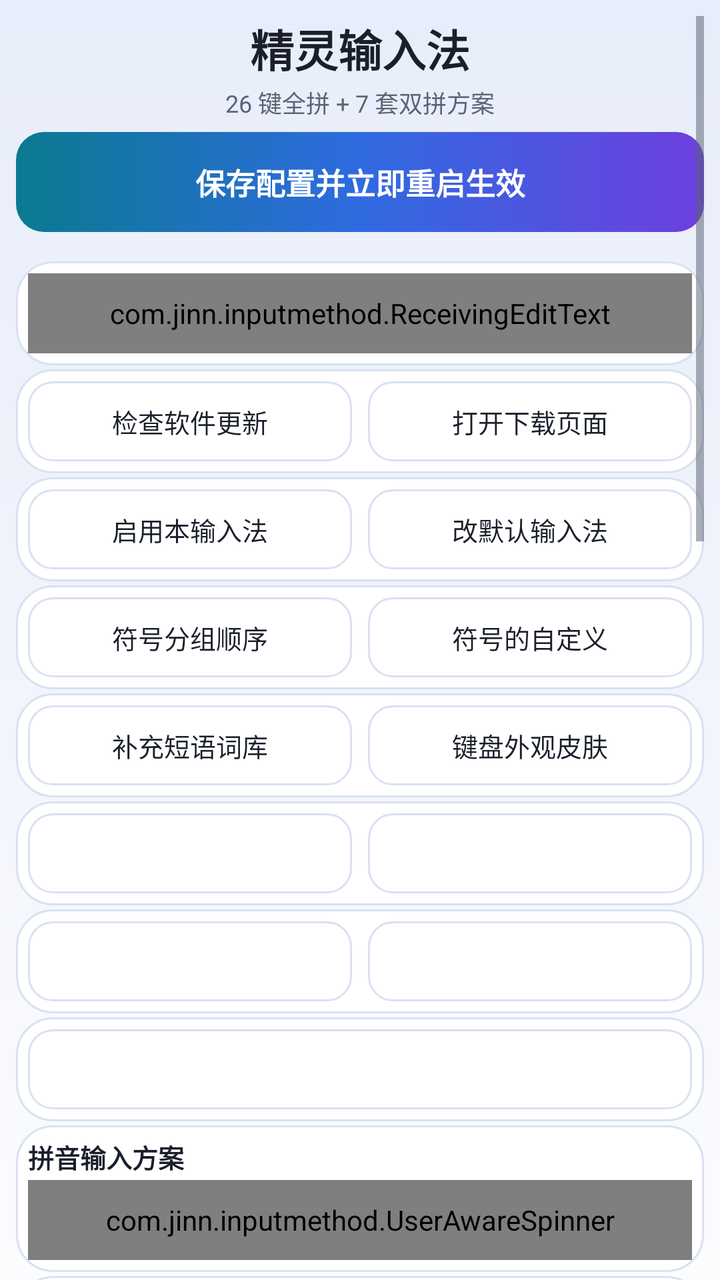
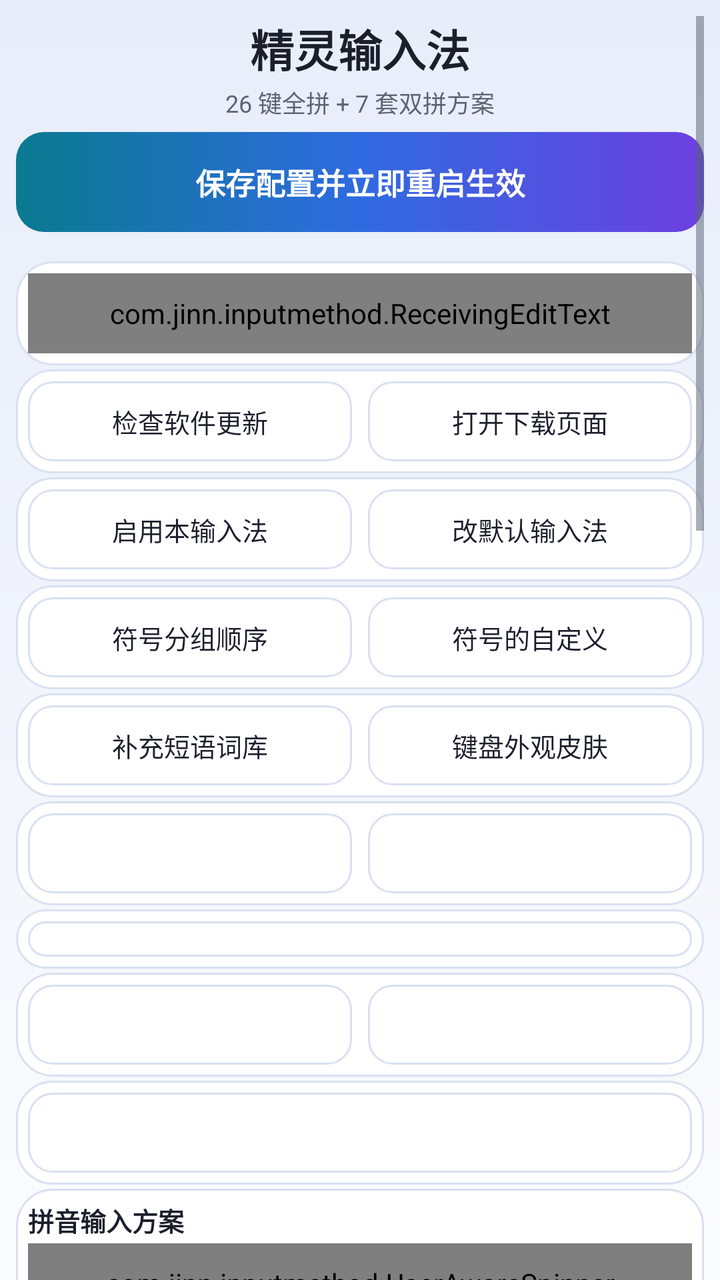

Before-and-after screenshots of an Android layout around one commit, followed by the original layout XML and the change that was made.
<!-- AndroidManifest.xml: application theme AppTheme -->
<!-- res/layout/activity_settings.xml -->
<?xml version="1.0" encoding="utf-8"?>
<ScrollView xmlns:android="http://schemas.android.com/apk/res/android"
    style="@style/PageRoot"
    xmlns:tools="http://schemas.android.com/tools"
    android:overScrollMode="never"
    tools:ignore="TooManyViews">

    <LinearLayout
        android:layout_width="match_parent"
        android:layout_height="wrap_content"
        android:orientation="vertical">

        
        <TextView
            style="@style/PageHeroTitle"
            android:text="@string/settings_title" />

        <TextView
            android:layout_width="match_parent"
            android:layout_height="wrap_content"
            android:layout_marginTop="2dp"
            android:layout_marginBottom="6dp"
            android:gravity="center"
            android:text="@string/settings_subtitle"
            android:textColor="@color/text_secondary"
            android:textSize="12sp" />

        
        <Button
            style="@style/SettingsButtonPrimary"
            android:id="@+id/btn_save"
            android:layout_marginBottom="0dp"
            android:text="@string/settings_save" />

        <TextView
            android:id="@+id/text_test"
            android:layout_width="match_parent"
            android:layout_height="wrap_content"
            android:layout_marginTop="-2dp"
            android:layout_marginBottom="0dp"
            android:gravity="center"
            android:textColor="@color/text_secondary"
            android:textSize="12sp" />

        
        <LinearLayout
            style="@style/SettingsCard">

            <com.jinn.inputmethod.ReceivingEditText
                style="@style/SettingsField"
                android:id="@+id/edit_ime_test"
                android:layout_width="match_parent"
                android:hint="@string/settings_ime_test_hint"
                android:importantForAutofill="no"
                android:imeOptions="actionDone"
                android:inputType="textMultiLine|textCapSentences"
                android:maxLines="3"/>
        </LinearLayout>

        
        <LinearLayout
            style="@style/SettingsCardRow">

            <Button
                style="@style/SettingsButton"
                android:id="@+id/btn_check_update"
                android:layout_width="0dp"
                android:layout_weight="1"
                android:minWidth="0dp"
                android:text="@string/settings_check_update" />

            <Button
                style="@style/SettingsButton"
                android:id="@+id/btn_update_download"
                android:layout_width="0dp"
                android:layout_marginStart="8dp"
                android:layout_weight="1"
                android:minWidth="0dp"
                android:text="@string/update_download_page" />
        </LinearLayout>

        
        <LinearLayout
            style="@style/SettingsCardRow">

            <Button
                style="@style/SettingsButton"
                android:id="@+id/btn_enable"
                android:layout_width="0dp"
                android:layout_weight="1"
                android:minWidth="0dp"
                android:text="@string/settings_enable_ime" />

            <Button
                style="@style/SettingsButton"
                android:id="@+id/btn_pick"
                android:layout_width="0dp"
                android:layout_marginStart="8dp"
                android:layout_weight="1"
                android:minWidth="0dp"
                android:text="@string/settings_pick_ime" />
        </LinearLayout>

        
        <LinearLayout
            style="@style/SettingsCardRow">

            <Button
                style="@style/SettingsButton"
                android:id="@+id/btn_symbol_order"
                android:layout_width="0dp"
                android:layout_weight="1"
                android:minWidth="0dp"
                android:text="@string/symbol_order_title" />

            <Button
                style="@style/SettingsButton"
                android:id="@+id/btn_edit_favorites"
                android:layout_width="0dp"
                android:layout_marginStart="8dp"
                android:layout_weight="1"
                android:minWidth="0dp"
                android:text="@string/favorite_entry_title" />
        </LinearLayout>

        
        <LinearLayout
            style="@style/SettingsCardRow">

            <Button
                style="@style/SettingsButton"
                android:id="@+id/btn_dict_expand"
                android:layout_width="0dp"
                android:layout_weight="1"
                android:minWidth="0dp"
                android:text="@string/dict_entry_button" />

            <Button
                style="@style/SettingsButton"
                android:id="@+id/btn_key_appearance"
                android:layout_width="0dp"
                android:layout_marginStart="8dp"
                android:layout_weight="1"
                android:minWidth="0dp"
                android:text="@string/key_appearance_entry" />
        </LinearLayout>

        
        <LinearLayout
            style="@style/SettingsCardRow">

            <Button
                style="@style/SettingsButton"
                android:id="@+id/btn_fuzzy_pinyin"
                android:layout_width="0dp"
                android:layout_weight="1"
                android:minWidth="0dp" />

            <Button
                style="@style/SettingsButton"
                android:id="@+id/btn_rare_chars"
                android:layout_width="0dp"
                android:layout_marginStart="8dp"
                android:layout_weight="1"
                android:minWidth="0dp" />
        </LinearLayout>

        
        <LinearLayout
            style="@style/SettingsCardRow">

            <Button
                style="@style/SettingsButton"
                android:id="@+id/btn_tap_sound"
                android:layout_width="0dp"
                android:layout_weight="1"
                android:minWidth="0dp" />

            <Button
                style="@style/SettingsButton"
                android:id="@+id/btn_clipboard_customize"
                android:layout_width="0dp"
                android:layout_marginStart="8dp"
                android:layout_weight="1"
                android:minWidth="0dp" />
        </LinearLayout>

        
        <LinearLayout
            style="@style/SettingsCardRow">

            <Button
                style="@style/SettingsButton"
                android:id="@+id/btn_gallery_settings"
                android:layout_width="0dp"
                android:layout_weight="1"
                android:minWidth="0dp" />
        </LinearLayout>

        
        <LinearLayout
            style="@style/SettingsCard">

            <LinearLayout
                android:layout_width="match_parent"
                android:layout_height="wrap_content"
                android:orientation="vertical">

                    <TextView
                        style="@style/SettingsFieldTitle"
                        android:text="@string/settings_shuangpin_scheme" />

                    <com.jinn.inputmethod.UserAwareSpinner
                        style="@style/SettingsField"
                        android:id="@+id/spinner_shuangpin"
                        android:layout_width="match_parent"
                        android:layout_marginTop="2dp"
                        android:spinnerMode="dropdown"/>

                    <TextView
                        style="@style/CardHint"
                        android:layout_width="match_parent"
                        android:layout_height="wrap_content"
                        android:layout_marginTop="2dp"
                        android:paddingStart="4dp"
                        android:paddingEnd="4dp"
                        android:visibility="gone"
                        android:text="@string/settings_shuangpin_scheme_desc"/>
            </LinearLayout>

        </LinearLayout>

        
        <LinearLayout
            style="@style/SettingsCardRow"
            android:baselineAligned="false">

            <LinearLayout
                android:layout_width="0dp"
                android:layout_height="wrap_content"
                android:layout_weight="1"
                android:orientation="vertical">

                <Switch
                    android:id="@+id/switch_user_learning"
                    android:layout_width="match_parent"
                    android:layout_height="wrap_content"
                    android:minHeight="40dp"
                    android:maxLines="2"
                    android:ellipsize="end"
                    android:text="@string/switch_user_learning"
                    android:textColor="@color/text_primary"
                    android:textSize="13sp" />

                <TextView
                    style="@style/CardHint"
                    android:layout_width="match_parent"
                    android:layout_height="wrap_content"
                    android:paddingStart="8dp"
                    android:paddingEnd="8dp"
                    android:text="@string/switch_user_learning_desc"/>
            </LinearLayout>

            <LinearLayout
                android:layout_width="0dp"
                android:layout_height="wrap_content"
                android:layout_marginStart="8dp"
                android:layout_weight="1"
                android:orientation="vertical">

                <Switch
                    android:id="@+id/switch_predict"
                    android:layout_width="match_parent"
                    android:layout_height="wrap_content"
                    android:minHeight="40dp"
                    android:maxLines="2"
                    android:ellipsize="end"
                    android:text="@string/switch_predict"
                    android:textColor="@color/text_primary"
                    android:textSize="13sp" />

                <TextView
                    style="@style/CardHint"
                    android:layout_width="match_parent"
                    android:layout_height="wrap_content"
                    android:paddingStart="8dp"
                    android:paddingEnd="8dp"
                    android:text="@string/switch_predict_desc"/>
            </LinearLayout>
        </LinearLayout>

        
        <LinearLayout
            style="@style/SettingsCardRow"
            android:baselineAligned="false">

            <LinearLayout
                android:layout_width="0dp"
                android:layout_height="wrap_content"
                android:layout_weight="1"
                android:orientation="vertical">

                <Switch
                    android:id="@+id/switch_auto_show_keyboard"
                    android:layout_width="match_parent"
                    android:layout_height="wrap_content"
                    android:minHeight="40dp"
                    android:maxLines="2"
                    android:ellipsize="end"
                    android:text="@string/switch_auto_show_keyboard"
                    android:textColor="@color/text_primary"
                    android:textSize="13sp" />

                <TextView
                    style="@style/CardHint"
                    android:layout_width="match_parent"
                    android:layout_height="wrap_content"
                    android:paddingStart="8dp"
                    android:paddingEnd="8dp"
                    android:text="@string/switch_auto_show_keyboard_desc"/>
            </LinearLayout>

            <LinearLayout
                android:layout_width="0dp"
                android:layout_height="wrap_content"
                android:layout_marginStart="8dp"
                android:layout_weight="1"
                android:orientation="vertical">

                <Switch
                    android:id="@+id/switch_use_traditional"
                    android:layout_width="match_parent"
                    android:layout_height="wrap_content"
                    android:minHeight="40dp"
                    android:maxLines="2"
                    android:ellipsize="end"
                    android:textColor="@color/text_primary"
                    android:textSize="13sp" />

                <TextView
                    style="@style/CardHint"
                    android:id="@+id/text_use_traditional_desc"
                    android:layout_width="match_parent"
                    android:layout_height="wrap_content"
                    android:paddingStart="8dp"
                    android:paddingEnd="8dp"/>
            </LinearLayout>
        </LinearLayout>

        
        <LinearLayout
            style="@style/SettingsCard">

            <LinearLayout
                android:layout_width="match_parent"
                android:layout_height="wrap_content"
                android:gravity="center_vertical"
                android:orientation="horizontal">

                <TextView
                    android:layout_width="0dp"
                    android:layout_height="wrap_content"
                    android:layout_weight="1"
                    android:text="@string/settings_voice_input"
                    android:textColor="@color/text_primary"
                    android:textSize="13sp" />

                <Switch
                    android:id="@+id/switch_voice_input"
                    android:layout_width="wrap_content"
                    android:layout_height="wrap_content"
                    android:minHeight="40dp" />
            </LinearLayout>

            <TextView
                style="@style/CardHint"
                android:layout_width="match_parent"
                android:layout_height="wrap_content"
                android:layout_marginTop="2dp"
                android:text="@string/settings_voice_input_desc"/>
        </LinearLayout>

        
        <LinearLayout
            style="@style/SettingsCard"
            android:id="@+id/card_mic_permission">

            <TextView
                android:id="@+id/text_mic_state"
                android:layout_width="match_parent"
                android:layout_height="wrap_content"
                android:layout_marginBottom="4dp"
                android:text="@string/settings_grant_mic"
                android:textColor="@color/text_secondary"
                android:textSize="12sp" />

            <Button
                style="@style/SettingsButton"
                android:id="@+id/btn_grant"
                android:layout_width="match_parent"
                android:text="@string/settings_grant_mic" />
        </LinearLayout>

        
        <LinearLayout
            style="@style/SettingsCard"
            android:id="@+id/card_voice_server">

            <LinearLayout
                android:layout_width="match_parent"
                android:layout_height="wrap_content"
                android:baselineAligned="false"
                android:orientation="horizontal">

                <LinearLayout
                    android:layout_width="0dp"
                    android:layout_height="wrap_content"
                    android:layout_weight="2"
                    android:orientation="vertical">

                    <TextView
                        style="@style/SettingsLabel"
                        android:text="@string/settings_host" />

                    <EditText
                        style="@style/SettingsField"
                        android:id="@+id/edit_host"
                        android:layout_width="match_parent"
                        android:hint="@string/settings_host"
                        android:importantForAutofill="no"
                        android:inputType="textUri"
                        android:singleLine="true"/>
                </LinearLayout>

                <LinearLayout
                    android:layout_width="0dp"
                    android:layout_height="wrap_content"
                    android:layout_marginStart="8dp"
                    android:layout_weight="1"
                    android:orientation="vertical">

                    <TextView
                        style="@style/SettingsLabel"
                        android:text="@string/settings_port" />

                    <EditText
                        style="@style/SettingsField"
                        android:id="@+id/edit_port"
                        android:layout_width="match_parent"
                        android:hint="@string/settings_port"
                        android:importantForAutofill="no"
                        android:inputType="number"
                        android:singleLine="true"/>
                </LinearLayout>

                <LinearLayout
                    android:layout_width="0dp"
                    android:layout_height="wrap_content"
                    android:layout_marginStart="8dp"
                    android:layout_weight="1"
                    android:gravity="center_vertical"
                    android:orientation="vertical">

                    <TextView
                        style="@style/SettingsLabel"
                        android:text="@string/settings_lock" />

                    <CheckBox
                        android:id="@+id/check_lock_server"
                        android:layout_width="match_parent"
                        android:layout_height="40dp"
                        android:gravity="center"
                        android:buttonTint="@color/accent"
                        android:text="@string/settings_lock_short"
                        android:textColor="@color/text_primary"
                        android:textSize="12sp" />
                </LinearLayout>
            </LinearLayout>

            
            <LinearLayout
                android:layout_width="match_parent"
                android:layout_height="wrap_content"
                android:layout_marginTop="4dp"
                android:gravity="center_vertical"
                android:orientation="horizontal">

                <LinearLayout
                    android:layout_width="0dp"
                    android:layout_height="wrap_content"
                    android:layout_weight="1"
                    android:orientation="vertical">

                    <TextView
                        style="@style/SettingsLabel"
                        android:text="@string/settings_language" />

                    <com.jinn.inputmethod.UserAwareSpinner
                        style="@style/SettingsField"
                        android:id="@+id/spinner_language"
                        android:layout_width="match_parent"
                        android:spinnerMode="dropdown"/>
                </LinearLayout>

                <Space
                    android:layout_width="8dp"
                    android:layout_height="1dp" />

                <LinearLayout
                    android:layout_width="0dp"
                    android:layout_height="wrap_content"
                    android:layout_weight="1"
                    android:orientation="vertical">

                    <TextView
                        style="@style/SettingsLabel"
                        android:text="@string/settings_default_mode" />

                    <com.jinn.inputmethod.UserAwareSpinner
                        style="@style/SettingsField"
                        android:id="@+id/spinner_default_mode"
                        android:layout_width="match_parent"
                        android:spinnerMode="dropdown"/>
                </LinearLayout>
            </LinearLayout>

            <TextView
                style="@style/SettingsLabel"
                android:layout_marginTop="4dp"
                android:text="@string/settings_prompt" />

            <EditText
                style="@style/SettingsFieldMultiline"
                android:id="@+id/edit_prompt"
                android:layout_width="match_parent"
                android:hint="@string/settings_prompt"
                android:importantForAutofill="no"
                android:inputType="textMultiLine"
                android:minHeight="64dp"/>

            
            <LinearLayout
                android:layout_width="match_parent"
                android:layout_height="wrap_content"
                android:layout_marginTop="2dp"
                android:orientation="horizontal">

                <CheckBox
                    android:id="@+id/check_strip"
                    android:layout_width="0dp"
                    android:layout_height="wrap_content"
                    android:layout_weight="1"
                    android:text="@string/settings_strip_punc"
                    android:textColor="@color/text_primary"
                    android:textSize="12sp" />

                <CheckBox
                    android:id="@+id/check_composing"
                    android:layout_width="0dp"
                    android:layout_height="wrap_content"
                    android:layout_weight="1"
                    android:text="@string/settings_composing"
                    android:textColor="@color/text_primary"
                    android:textSize="12sp" />
            </LinearLayout>
        </LinearLayout>

        
        <LinearLayout
            style="@style/SettingsCard">

            <Switch
                android:id="@+id/switch_translate"
                android:layout_width="match_parent"
                android:layout_height="wrap_content"
                android:ellipsize="end"
                android:maxLines="2"
                android:minHeight="40dp"
                android:textColor="@color/text_primary"
                android:textSize="13sp" />

            <TextView
                style="@style/CardHint"
                android:id="@+id/text_translate_state"
                android:layout_width="match_parent"
                android:layout_height="wrap_content"
                android:layout_marginTop="2dp"
                />

            <Button
                style="@style/SettingsButton"
                android:id="@+id/btn_translate_settings"
                android:layout_width="match_parent"
                android:layout_marginTop="4dp" />
        </LinearLayout>

        
        <LinearLayout
            style="@style/SettingsCard">

            <LinearLayout
                android:layout_width="match_parent"
                android:layout_height="wrap_content"
                android:orientation="horizontal">

                <Button
                    style="@style/SettingsButton"
                    android:id="@+id/btn_config_export"
                    android:layout_width="0dp"
                    android:layout_weight="1"
                    android:minWidth="0dp" />

                <Button
                    style="@style/SettingsButton"
                    android:id="@+id/btn_config_import"
                    android:layout_width="0dp"
                    android:layout_marginStart="8dp"
                    android:layout_weight="1"
                    android:minWidth="0dp" />
            </LinearLayout>

            <TextView
                style="@style/CardHint"
                android:id="@+id/text_config_hint"
                android:layout_width="match_parent"
                android:layout_height="wrap_content"
                android:layout_marginTop="2dp"
                />
        </LinearLayout>

        
        <LinearLayout
            style="@style/SettingsCard">

            <Button
                style="@style/SettingsButton"
                android:id="@+id/btn_export_diag"
                android:layout_width="match_parent"
                android:minWidth="0dp"
                android:text="@string/settings_export_diag" />

            <TextView
                style="@style/CardHint"
                android:id="@+id/text_diag_dir"
                android:layout_width="match_parent"
                android:layout_height="wrap_content"
                android:layout_marginTop="2dp"
                android:singleLine="true"
                android:ellipsize="middle"/>
        </LinearLayout>

        
        <TextView
            android:layout_width="match_parent"
            android:layout_height="wrap_content"
            android:layout_marginTop="2dp"
            android:layout_marginBottom="6dp"
            android:gravity="center"
            android:text="@string/settings_usage"
            android:textColor="@color/text_secondary"
            android:textSize="12sp" />
    </LinearLayout>
</ScrollView>
<!-- resources referenced by this layout -->
<resources>
  <color name="accent">#2F6BE0</color>
  <color name="text_primary">#1A1F2B</color>
  <color name="text_secondary">#5A6474</color>
  <string name="dict_entry_button">补充短语词库</string>
  <string name="favorite_entry_title">符号的自定义</string>
  <string name="key_appearance_entry">键盘外观皮肤</string>
  <string name="settings_check_update">检查软件更新</string>
  <string name="settings_composing">语音文字实时回显</string>
  <string name="settings_default_mode">默认键盘样式</string>
  <string name="settings_enable_ime">启用本输入法</string>
  <string name="settings_export_diag">导出诊断数据</string>
  <string name="settings_grant_mic">授权麦克风</string>
  <string name="settings_host">NAS 地址</string>
  <string name="settings_ime_test_hint">点这里唤起键盘</string>
  <string name="settings_language">语言</string>
  <string name="settings_lock">固定</string>
  <string name="settings_lock_short">锁定</string>
  <string name="settings_pick_ime">改默认输入法</string>
  <string name="settings_port">端口</string>
  <string name="settings_prompt">提示词（人名 / 地名 / 术语，可留空）</string>
  <string name="settings_save">保存配置并立即重启生效</string>
  <string name="settings_shuangpin_scheme">拼音输入方案</string>
  <string name="settings_shuangpin_scheme_desc">双拼时键面显示韵母</string>
  <string name="settings_strip_punc">去句尾标点</string>
  <string name="settings_subtitle">26 键全拼 + 7 套双拼方案</string>
  <string name="settings_title">精灵输入法</string>
  <string name="settings_usage">拼音键盘：26 键全拼 / 双拼（7 套方案），空格选词。\n长串拼音打错了：点候选栏右侧的 ✕ 可整串清掉\n「删除键」双击再长按，清空整个输入框。\n拼音键盘按下的字母，按回车直接输出英文。\n启用语音输入之后,长按空格键即可进入语音功能页面\n作者 https://github.com/yezijinn</string>
  <string name="settings_voice_input">语音输入转文字,要自建服务器</string>
  <string name="settings_voice_input_desc">关闭时语音完全停用（不占用内存、长按空格无效）</string>
  <string name="switch_auto_show_keyboard">自动唤起键盘</string>
  <string name="switch_auto_show_keyboard_desc">关闭后不再弹出键盘</string>
  <string name="switch_predict">追加候选词语</string>
  <string name="switch_predict_desc">额外显示后续的词</string>
  <string name="switch_user_learning">用户词频学习</string>
  <string name="switch_user_learning_desc">记住常选的词，下次放前排</string>
  <string name="symbol_order_title">符号分组顺序</string>
  <string name="update_download_page">打开下载页面</string>
  <style name="CardHint">
          <item name="android:layout_width">match_parent</item>
          <item name="android:layout_height">wrap_content</item>
          <item name="android:textColor">@color/text_secondary</item>
          <item name="android:textSize">11sp</item>
      </style>
  <style name="SettingsCardRow" parent="SettingsCard">
          <item name="android:orientation">horizontal</item>
          <item name="android:padding">6dp</item>
      </style>
  <style name="SettingsFieldMultiline" parent="SettingsField">
          <item name="android:layout_height">wrap_content</item>
          <item name="android:gravity">top|start</item>
          <item name="android:minLines">2</item>
          <item name="android:padding">12dp</item>
      </style>
  <style name="SettingsFieldTitle">
          <item name="android:layout_width">match_parent</item>
          <item name="android:layout_height">wrap_content</item>
          <item name="android:textColor">@color/text_primary</item>
          <item name="android:textSize">13sp</item>
          <item name="android:textStyle">bold</item>
      </style>
  <color name="text_on_accent">#FFFFFF</color>
  <color name="app_bg">#F5F7FB</color>
  <color name="nav_bar">#1A1F2B</color>
  <color name="aurora_bg_top">#E7EDFA</color>
  <color name="aurora_bg_mid">#F1F4FC</color>
  <color name="aurora_bg_bottom">#FBFCFE</color>
  <color name="ripple_on_surface">#1A000000</color>
  <color name="btn_secondary_bg">#FFFFFF</color>
  <color name="card_stroke">#D9E1F2</color>
  <color name="ripple_on_accent">#33FFFFFF</color>
  <color name="aurora_cyan">#0A7A90</color>
  <color name="aurora_blue">#2F6BE0</color>
  <color name="aurora_purple">#6D3FE0</color>
  <color name="card_bg">#FFFFFF</color>
  <color name="field_bg">#F1F4FC</color>
</resources>

<!-- the commit's change to res/layout/activity_settings.xml (unified diff, before → after) -->
@@ -162,6 +162,18 @@
                 android:layout_width="0dp"
                 android:layout_marginStart="8dp"
                 android:layout_weight="1"
+                android:minWidth="0dp" />
+        </LinearLayout>
+
+        
+        <LinearLayout
+            style="@style/SettingsCardRow">
+
+            <Button
+                style="@style/SettingsButton"
+                android:id="@+id/btn_plugins"
+                android:layout_width="match_parent"
+                android:layout_height="wrap_content"
                 android:minWidth="0dp" />
         </LinearLayout>
 
